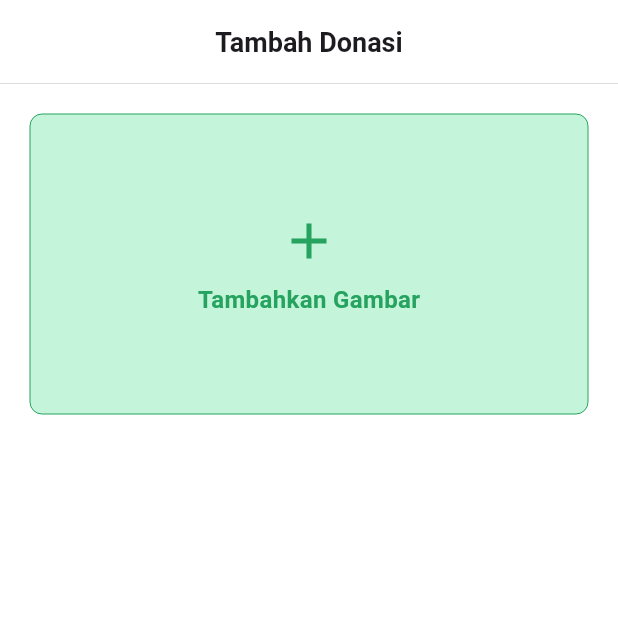
After one commit to emrsyah/NutriScan, a Flutter app: the AddDonationPage screen opened by its route, after a tap on "Tambahkan Gambar", on a phone screen of 412 x 824 dp, the top half of it. The commit adds this screen. Run offline on Flutter 3.47's test engine with Material 3 defaults, Android fonts, the phone set to English and light mode, and no system bars; our stand-ins replace camera, cloud_firestore, dio, firebase_auth, firebase_core, flutter_riverpod and 9 more; missing offline and left inert: clipboard, dice_bear, flutter_polyline_points, google_mlkit_commons, google_mlkit_text_recognition; accounts and stored records are empty.

Commit message:
feat: add pick image in add donation

```diff
--- a/lib/core/routes/app_router.dart
+++ b/lib/core/routes/app_router.dart
@@ -3,6 +3,7 @@ import 'package:nutriscan/features/auth/presentation/onboarding_finishing_page.d
 import 'package:nutriscan/features/auth/presentation/sign_in_page.dart';
 import 'package:nutriscan/features/auth/presentation/sign_up_page.dart';
 import 'package:nutriscan/features/common/presentation/pages/splash_page.dart';
+import 'package:nutriscan/features/donation/presentation/pages/add_donation/add_donation_page.dart';
 import 'package:nutriscan/features/donation/presentation/pages/donation_page.dart';
 import 'package:nutriscan/features/foods/presentation/pages/food_detail/food_detail_page.dart';
 import 'package:nutriscan/features/foods/presentation/pages/home/home_page.dart';
@@ -59,5 +60,10 @@ final app_router = GoRouter(
       path: '/donation',
       builder: (context, state) => DonationPage(),
     ),
+    GoRoute(
+      name: 'add-donation',
+      path: '/add-donation',
+      builder: (context, state) => AddDonationPage(),
+    ),
   ],
 );
--- /dev/null
+++ b/lib/features/donation/presentation/pages/add_donation/add_donation_page.dart
@@ -0,0 +1,97 @@
+import 'dart:typed_data';
+import 'package:flutter/material.dart';
+import 'package:image_picker/image_picker.dart';
+import 'package:nutriscan/features/donation/utils/image_utils.dart';
+import 'package:nutriscan/theme.dart';
+
+class AddDonationPage extends StatefulWidget {
+  const AddDonationPage({super.key});
+
+  @override
+  State<AddDonationPage> createState() => _AddDonationPageState();
+}
+
+class _AddDonationPageState extends State<AddDonationPage> {
+  Uint8List? _image;
+  bool _isLoading = false;
+
+  void selectImage() async {
+    Uint8List? img = await pickImage(ImageSource.gallery);
+    setState(() {
+      _image = img;
+    });
+  }
+
+  final _formKey = GlobalKey<FormState>();
+  final _title = TextEditingController();
+  final _phone = TextEditingController();
+  final _location = TextEditingController();
+
+  @override
+  Widget build(BuildContext context) {
+    return SafeArea(
+        child: Scaffold(
+      backgroundColor: Colors.white,
+      appBar: AppBar(
+        backgroundColor: Colors.white,
+        title: const Text(
+          'Tambah Donasi',
+          style: TextStyle(fontWeight: FontWeight.w600, fontSize: 18),
+        ),
+        shape: Border(
+            bottom: BorderSide(
+          color: graySecond,
+          width: 0.5,
+        )),
+        centerTitle: true,
+      ),
+      body: Padding(
+          padding: EdgeInsets.all(20),
+          child: Column(
+            children: [
+              GestureDetector(
+                onTap: () {
+                  selectImage();
+                },
+                child: Container(
+                  decoration: BoxDecoration(
+                      color: secondary,
+                      borderRadius: BorderRadius.circular(8),
+                      border: Border.all(
+                          color: primary, width: _image != null ? 1.5 : 0)),
+                  height: 200,
+                  width: double.infinity,
+                  child: _image != null
+                      ? Image.memory(
+                          _image!,
+                          fit: BoxFit.cover,
+                        )
+                      : Center(
+                          child: Column(
+                          mainAxisAlignment: MainAxisAlignment.center,
+                          crossAxisAlignment: CrossAxisAlignment.center,
+                          children: [
+                            Icon(
+                              Icons.add,
+                              size: 40,
+                              color: primary,
+                            ),
+                            SizedBox(
+                              height: 8,
+                            ),
+                            Text(
+                              "Tambahkan Gambar",
+                              style: TextStyle(
+                                  color: primary,
+                                  fontWeight: FontWeight.w600,
+                                  fontSize: 16),
+                            ),
+                          ],
+                        )),
+                ),
+              )
+            ],
+          )),
+    ));
+  }
+}
--- a/lib/features/donation/presentation/pages/donation_page.dart
+++ b/lib/features/donation/presentation/pages/donation_page.dart
@@ -2,6 +2,7 @@ import 'package:flutter/material.dart';
 import 'package:flutter_riverpod/flutter_riverpod.dart';
 import 'package:geocoding/geocoding.dart';
 import 'package:geolocator/geolocator.dart';
+import 'package:go_router/go_router.dart';
 import 'package:google_maps_flutter/google_maps_flutter.dart';
 import 'package:nutriscan/features/donation/data/directions_repository.dart';
 import 'package:nutriscan/features/donation/domain/directions_model.dart';
@@ -357,8 +358,33 @@ class _DonationPageState extends ConsumerState<DonationPage> {
                             )
                           ],
                         ),
-                        // Column(),
-                        Text("data2")
+                        Column(
+                          children: [
+                            GestureDetector(
+                              onTap: (){
+                                context.pushNamed("add-donation");
+                              },
+                              child: Container(
+                                padding: const EdgeInsets.symmetric(
+                                    vertical: 16, horizontal: 12),
+                                width: double.infinity,
+                                decoration: BoxDecoration(
+                                    border: Border.all(color: primary, width: 1),
+                                    borderRadius: BorderRadius.circular(6)),
+                                child:  Row(
+                                  mainAxisAlignment:
+                                      MainAxisAlignment.center,
+                                  children: [
+                                    Icon(Icons.add, size:24, color: primary,),
+                                    SizedBox(width:8 ,),
+                                    Text("Tambah Donasi", style: TextStyle(color: primary, fontWeight: FontWeight.w500, fontSize: 16),)
+                                  ],
+                                ),
+                              ),
+                            ),
+                          ],
+                        ),
+                        // ColoredBox(color: color)
                       ]),
                     ),
                   )
@@ -395,5 +421,5 @@ String calculateDistance(lat1, lon1, lat2, lon2) {
 Future<String> getFoodDirections(lat1, lon1, lat2, lon2) async {
   Directions? directions = await DirectionsRepository().getDirections(
       origin: LatLng(lat1, lon1), destination: LatLng(lat2, lon2));
-  return directions != null ?  directions.totalDistance : "-";
+  return directions != null ? directions.totalDistance : "-";
 }
--- /dev/null
+++ b/lib/features/donation/utils/image_utils.dart
@@ -0,0 +1,14 @@
+import 'dart:typed_data';
+
+import 'package:flutter/material.dart';
+import 'package:image_picker/image_picker.dart';
+
+Future<Uint8List?> pickImage(ImageSource source) async {
+  final ImagePicker _imagePicker = ImagePicker();
+  XFile? _file = await _imagePicker.pickImage(source: source);
+  if(_file != null){
+    return await _file.readAsBytes();
+  }else{
+    debugPrint("no images selected");
+  }
+}
--- a/pubspec.yaml
+++ b/pubspec.yaml
@@ -58,6 +58,7 @@ dependencies:
   clipboard: ^0.1.3
   location: ^5.0.3
   geolocator: ^10.1.0
+  image_picker: ^1.0.7
 
 
 
```
Also changed, not shown: pubspec.lock, 6 other files.
